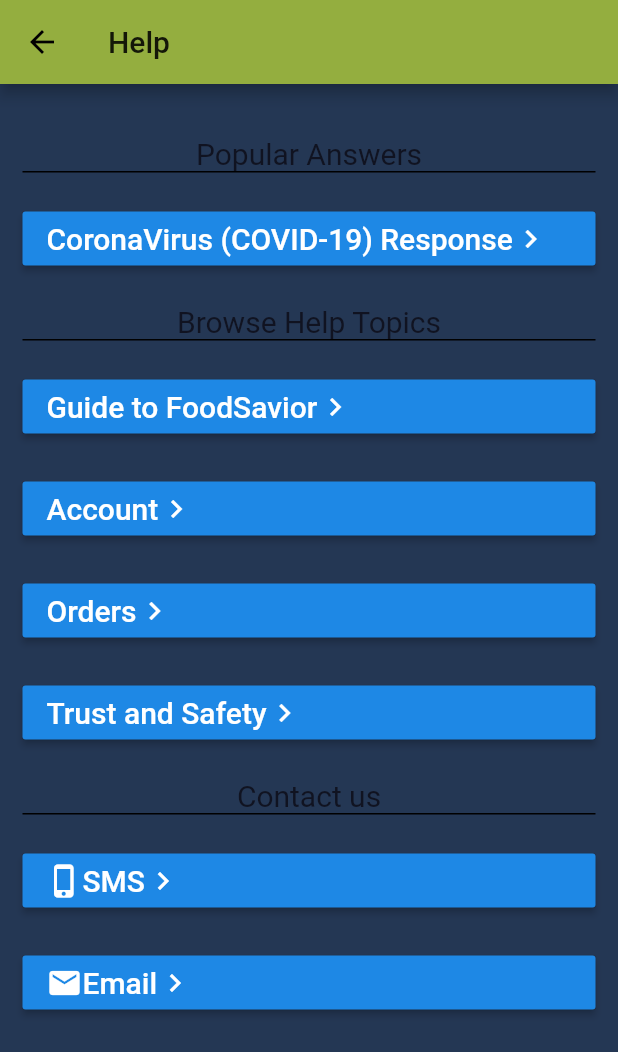
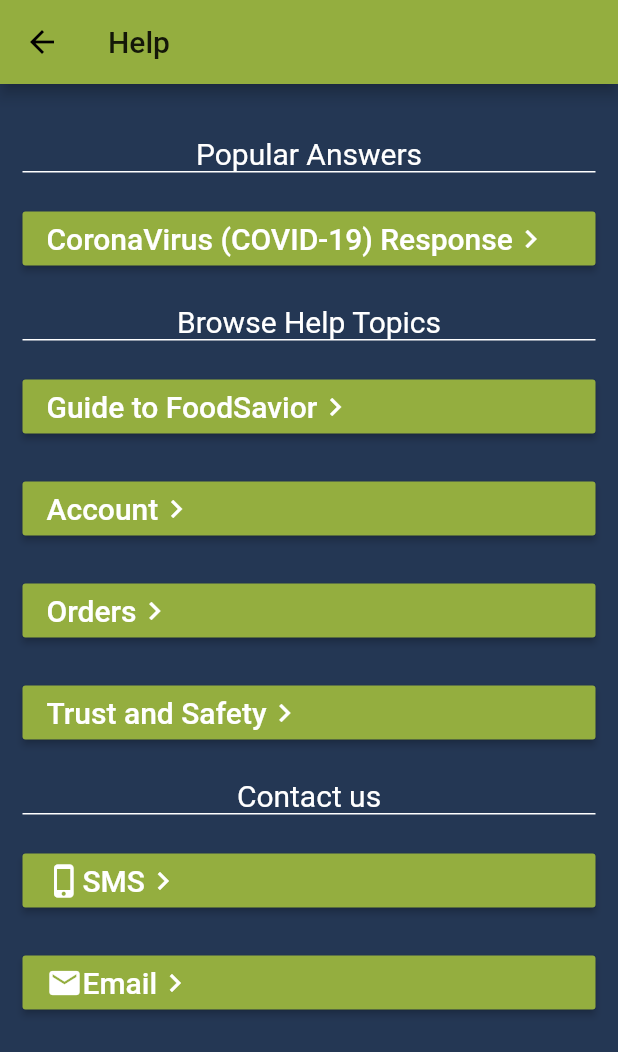
Before and after one commit to nishachaudhari/food_savior_winners, a Flutter app: the screen it shows once a user with an empty profile is signed in, item 4 of the bottom bar chosen, scrolled down 387 dp, after a tap on "Help", on a phone screen of 412 x 824 dp. Shown: the top 1052 px of the screen. Run offline on Flutter 3.47's test engine with Material 2 defaults, Android fonts, the phone set to English and light mode, and no system bars; our stand-ins replace cloud_firestore, firebase_auth, geolocator, google_maps_flutter, image_cropper, image_picker; missing offline and left inert: flutter_google_places, google_maps_webservice; accounts and stored records are empty.

Commit message:
fixing theme of help

```diff
--- a/my_app/lib/screens/help/accountHelp.dart
+++ b/my_app/lib/screens/help/accountHelp.dart
@@ -33,6 +33,7 @@ class  _accountHelp extends State <accountHelp>
                       children: <Widget>[
                       SizedBox(height: 20),
                       RaisedButton(
+                        color: Theme.of(context).primaryColor,
                         onPressed: (){
                             Navigator.push(
                             context,
@@ -47,6 +48,7 @@ class  _accountHelp extends State <accountHelp>
                       ),
                       SizedBox(height: 20),
                       RaisedButton(
+                      color: Theme.of(context).primaryColor,
                       onPressed: (){
                         Navigator.push(
                             context,
--- a/my_app/lib/screens/help/guide.dart
+++ b/my_app/lib/screens/help/guide.dart
@@ -33,6 +33,7 @@ class _guide extends State<guide>
                       children: <Widget>[
                       SizedBox(height: 20),
                       RaisedButton(
+                        color: Theme.of(context).primaryColor,
                         onPressed: (){
                           Navigator.push(
                             context,
@@ -46,6 +47,7 @@ class _guide extends State<guide>
                       ),
                       SizedBox(height: 20),
                       RaisedButton(
+                      color: Theme.of(context).primaryColor,
                       onPressed: (){
                         Navigator.push(
                             context,
--- a/my_app/lib/screens/help/help.dart
+++ b/my_app/lib/screens/help/help.dart
@@ -56,32 +56,34 @@ class _help extends State<help>
                   child: Column(
                       children: <Widget>[
                       SizedBox(height: 20),
-                      Text("Popular Answers", style: (TextStyle (fontSize: 20)),),
+                      Text("Popular Answers", style: (TextStyle (fontSize: 20, color: Colors.white)),),
                       Container(
                         height:1.0,
                         width:400.0,
-                        color:Colors.black,),
+                        color:Colors.white,),
                       SizedBox(height: 20),
                       RaisedButton(
+                        color: Theme.of(context).primaryColor,
                         onPressed: (){
                           Navigator.push(
                                   context,
                                   MaterialPageRoute(builder: (context) => corona()));
                         },
                         child: Row (children: <Widget>[
-                          Text("CoronaVirus (COVID-19) Response", style: (TextStyle(fontSize: 20))),
+                          Text("CoronaVirus (COVID-19) Response", style: (TextStyle(fontSize: 20, color: Colors.white))),
                           Icon(Icons.keyboard_arrow_right),
                           ],
                           )
                       ),
                       SizedBox(height: 20),
-                      Text("Browse Help Topics", style: (TextStyle (fontSize: 20)),),
+                      Text("Browse Help Topics", style: (TextStyle (fontSize: 20, color: Colors.white)),),
                       Container(
                         height:1.0,
                         width:400.0,
-                        color:Colors.black,),
+                        color:Colors.white,),
                       SizedBox(height: 20),
                       RaisedButton(
+                      color: Theme.of(context).primaryColor,
                       onPressed: (){
                         Navigator.push(
                                   context,
@@ -96,65 +98,70 @@ class _help extends State<help>
                       ),
                       SizedBox(height: 20),
                       RaisedButton(
+                      color: Theme.of(context).primaryColor,
                       onPressed: (){
                         Navigator.push(
                                   context,
                                   MaterialPageRoute(builder: (context) => accountHelp()));
                       },
                       child: Row (children: <Widget>[
-                        Text("Account", style: (TextStyle(fontSize: 20))),
+                        Text("Account", style: (TextStyle(fontSize: 20, color: Colors.white))),
                         Icon(Icons.keyboard_arrow_right),
                         ],
                         )
                       ),
                       SizedBox(height: 20),
                       RaisedButton(
+                      color: Theme.of(context).primaryColor,
                       onPressed: (){
                         Navigator.push(
                                   context,
                                   MaterialPageRoute(builder: (context) => orderHelp()));
                       },
                       child: Row (children: <Widget>[
-                        Text("Orders", style: (TextStyle(fontSize: 20))),
+                        Text("Orders", style: (TextStyle(fontSize: 20, color: Colors.white))),
                         Icon(Icons.keyboard_arrow_right),
                         ],
                         )
                       ),
                       SizedBox(height: 20),
                       RaisedButton(
+                      color: Theme.of(context).primaryColor,
                       onPressed: (){
                         Navigator.push(
                                   context,
                                   MaterialPageRoute(builder: (context) => trust()));
                       },
                       child: Row (children: <Widget>[
-                        Text("Trust and Safety", style: (TextStyle(fontSize: 20))),
+                        Text("Trust and Safety", style: (TextStyle(fontSize: 20, color: Colors.white))),
                         Icon(Icons.keyboard_arrow_right),
                         ],
                         )
                       ),
                       SizedBox(height: 20),
-                      Text("Contact us", style: (TextStyle (fontSize: 20)),),
+                      Text("Contact us", style: (TextStyle (fontSize: 20, color: Colors.white)),),
                       Container(
                         height:1.0,
                         width:400.0,
-                        color:Colors.black,),
+                        color:Colors.white,),
                       SizedBox(height: 20),
                       RaisedButton(
+                        color: Theme.of(context).primaryColor,
                         onPressed: (){sendText('9542492027');},
                         child: Row (children: <Widget>[
                           Icon(Icons.phone_iphone),
-                          Text("SMS", style: (TextStyle(fontSize: 20))),
+                          Text("SMS", style: (TextStyle(fontSize: 20, color: Colors.white))),
                           Icon(Icons.keyboard_arrow_right),
                           ],
                           )
                       ),
                       SizedBox(height: 20),
                       RaisedButton(
+                        color: Theme.of(context).primaryColor,
                         onPressed: (){sendEmail('nxc439@miami.edu');},
                         child: Row (children: <Widget>[
                           Icon(Icons.email),
-                          Text("Email", style: (TextStyle(fontSize: 20))),
+                          Text("Email", style: (TextStyle(fontSize: 20, color: Colors.white))),
                           Icon(Icons.keyboard_arrow_right),
                           ],
                           )
--- a/my_app/lib/screens/help/orders.dart
+++ b/my_app/lib/screens/help/orders.dart
@@ -17,6 +17,7 @@ class  _orderHelp extends State <orderHelp>
   Widget build(BuildContext context) {
 
       return Scaffold(
+      backgroundColor: Theme.of(context).backgroundColor,
        appBar: AppBar(
          centerTitle: false,
          title: Text("Orders"),
@@ -24,7 +25,6 @@ class  _orderHelp extends State <orderHelp>
 
        body:
        Container(
-            color: Theme.of(context).backgroundColor,      // dark calm blue
             padding: EdgeInsets.all(15.0),
              child: Column (
                crossAxisAlignment: CrossAxisAlignment.center,
@@ -34,6 +34,7 @@ class  _orderHelp extends State <orderHelp>
                       children: <Widget>[
                       SizedBox(height: 20),
                       RaisedButton(
+                        color: Theme.of(context).primaryColor,
                         onPressed: (){
                           Navigator.push(
                             context,
```
Also changed, not shown: my_app/lib/screens/help/accountFAQ.dart (+13 -7 lines), my_app/lib/screens/help/corona.dart (+6 -6 lines), my_app/lib/screens/help/gettingStarted.dart (+6 -6 lines), my_app/lib/screens/help/guideFAQ.dart (+19 -9 lines), my_app/lib/screens/help/orderFAQ.dart (+17 -8 lines), my_app/lib/screens/help/trust.dart (+8 -8 lines), my_app/lib/screens/help/updateAccount.dart (+6 -6 lines), 1 other file.
